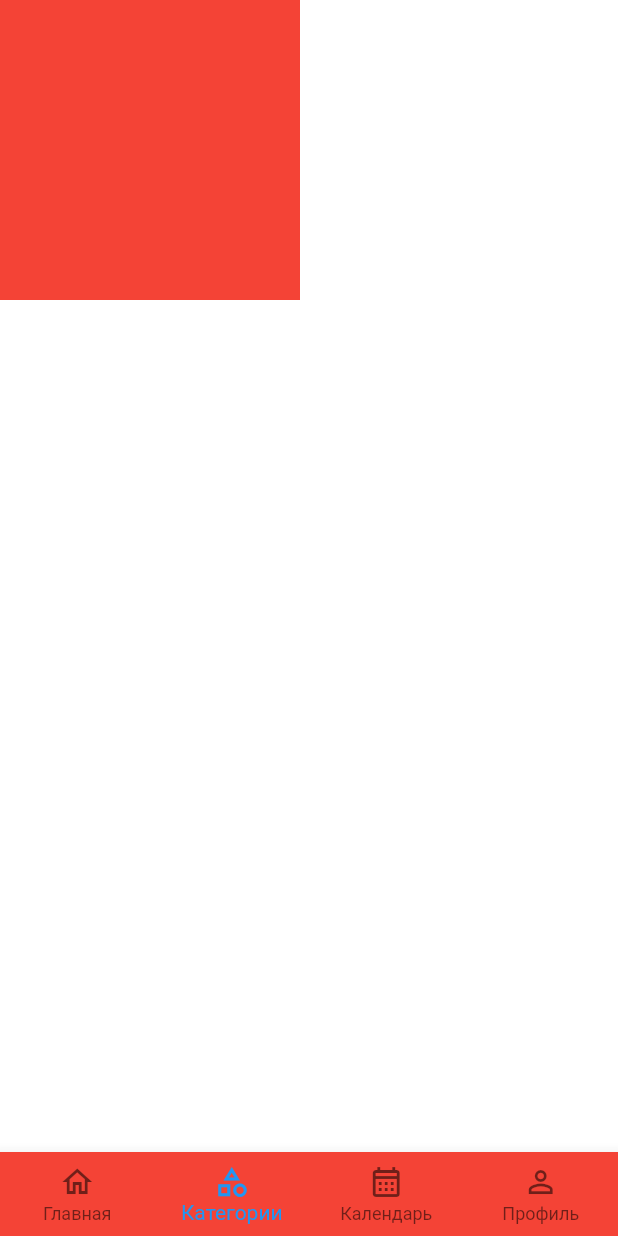
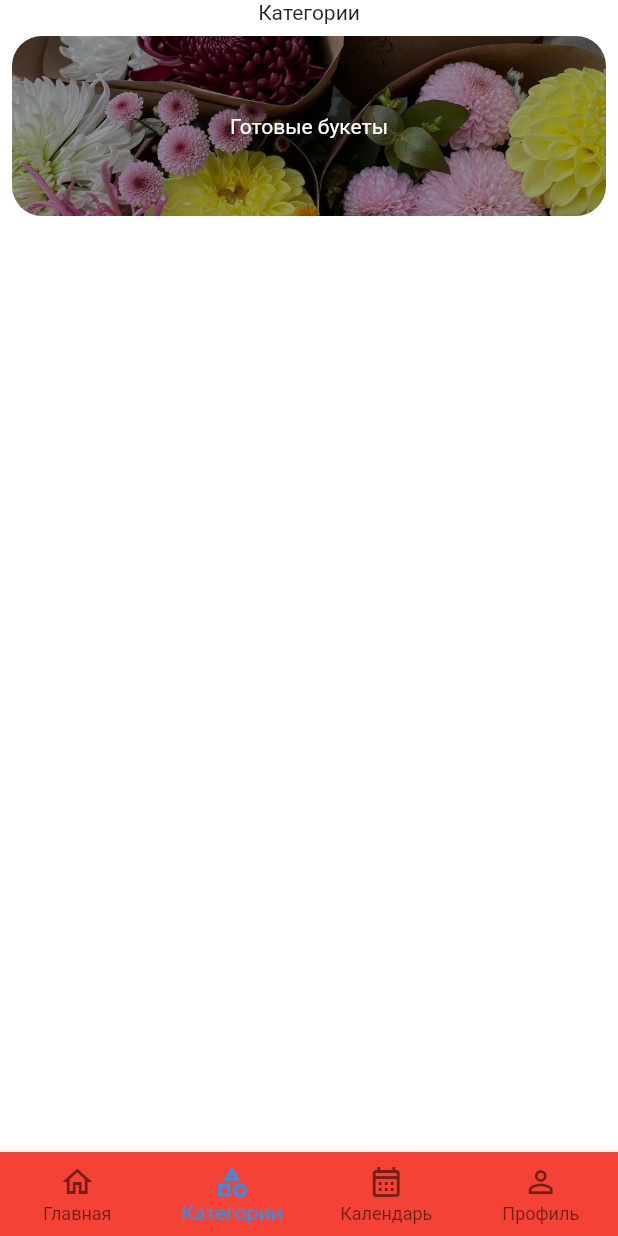
Before and after one commit to IlyaKachelovskiy/orangery, a Flutter app: the screen it shows after launch, on a phone screen of 412 x 824 dp. Run offline on Flutter 3.47's test engine with Material 2 defaults, Android fonts, the phone set to English and light mode, and no system bars; our stand-ins replace stacked.

Commit message:
003: сделал кликабельные контейнеры-категории (потом сделать каждую категорию как отдельный класс)

```diff
--- a/lib/presentation/widgets/category/caregoryes_screen.dart
+++ b/lib/presentation/widgets/category/caregoryes_screen.dart
@@ -1,14 +1,55 @@
 import 'package:flutter/material.dart';
+import 'package:orangery/core/navigation/navigation_routes.dart';
+
+///сделать под каждую карточку отдельный класс и отнаследоваться от какого-то
+///шаблона чтобы было меньше кода
 
 class CategoriesScreen extends StatelessWidget {
   const CategoriesScreen({Key? key}) : super(key: key);
 
   @override
   Widget build(BuildContext context) {
-    return Container(
-      width: 200,
-      height: 200,
-      color: Colors.red,
+    return SingleChildScrollView(
+      scrollDirection: Axis.vertical,
+      child: Column(
+        children: [
+          const Text('Категории'),
+          Padding(
+            padding: const EdgeInsets.all(8.0),
+            child: Stack(
+              children: [
+                GestureDetector(
+                  onTap: () => Navigator.of(context).pushNamed(
+                    Routes.readyMadeBouquets,
+                  ),
+                  child: Container(
+                    height: 120,
+                    width: double.infinity,
+                    decoration: BoxDecoration(
+                      borderRadius: BorderRadius.circular(20),
+                      image: const DecorationImage(
+                        image: AssetImage(
+                            'assets/images/ready_made_bouquets.jpeg'),
+                        fit: BoxFit.cover,
+                      ),
+                    ),
+                    child: const Center(
+                      child: Text(
+                        'Готовые букеты',
+                        style: TextStyle(color: Colors.white),
+                      ),
+                    ),
+                  ),
+                ),
+                ///сюда добавить другие категории такие как:
+                ///комнатные цветы
+                ///подарки
+                ///и тд
+              ],
+            ),
+          ),
+        ],
+      ),
     );
   }
 }
```
